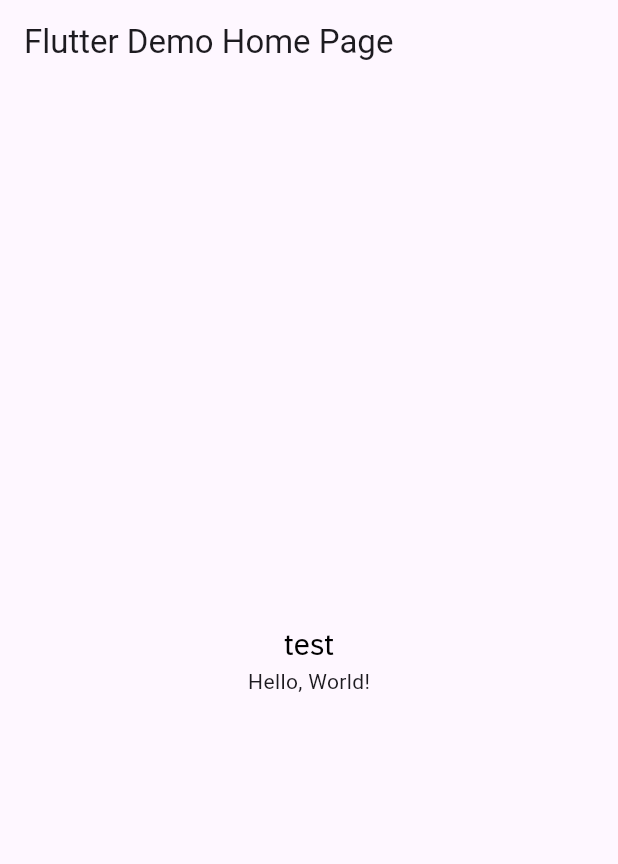
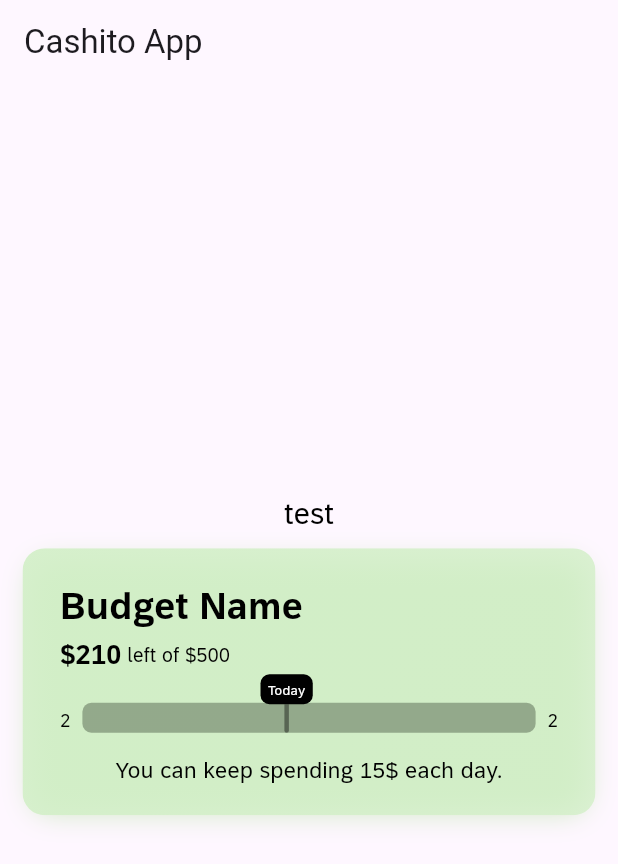
Before and after one commit to samhernandezc24/cashito-app, a Flutter app: the screen it shows after launch, on a phone screen of 412 x 824 dp. Shown: the top 864 px of the screen. Run offline on Flutter 3.47's test engine with Material 3 defaults, Android fonts, the light colour scheme and no system bars.

Commit message:
[UPDATE] [Extensions, Helpers, Models, Main, Common] Removing some packages, and updating the helper custom class for budget module

```diff
--- /dev/null
+++ b/lib/core/extensions/string_extension.dart
@@ -0,0 +1,9 @@
+extension StringCapitalization on String {
+  String get capitalizeFirst =>
+      isNotEmpty ? '${this[0].toUpperCase()}${substring(1)}' : '';
+  String get allCapitalLetters => toUpperCase();
+  String get capitalizeFirstOfEach => replaceAll(RegExp(' +'), ' ')
+      .split(' ')
+      .map((str) => str.capitalizeFirst)
+      .join(' ');
+}
--- /dev/null
+++ b/lib/core/helpers/globals.dart
@@ -0,0 +1,22 @@
+import 'package:intl/intl.dart';
+
+class Globals {
+  Globals._();
+
+  static String convertToMoney(double amount) {
+    String currencyType = '\$';
+    final currency = NumberFormat('#,##0.00', 'es_MX');
+    String formatOutput = currency.format(amount);
+
+    if (formatOutput.substring(formatOutput.length - 2) == '00') {
+      return currencyType +
+          formatOutput.replaceRange(
+            formatOutput.length - 3,
+            formatOutput.length,
+            '',
+          );
+    }
+
+    return currencyType + currency.format(amount);
+  }
+}
--- /dev/null
+++ b/lib/core/models/budget.dart
@@ -0,0 +1,27 @@
+import 'package:flutter/material.dart';
+
+class Budget {
+  Budget({
+    required this.title,
+    required this.startDate,
+    required this.endDate,
+    required this.period,
+    required this.periodLength,
+    required this.color,
+    required this.total,
+    required this.spent,
+  });
+
+  final String title;
+  final DateTime startDate;
+  final DateTime endDate;
+  final String period; // [month, week, year, days]
+  final int periodLength;
+  final Color color;
+  final double total;
+  final double spent;
+
+  double getPercent() {
+    return spent / total * 100;
+  }
+}
--- a/lib/main.dart
+++ b/lib/main.dart
@@ -16,7 +16,9 @@ class MyApp extends StatelessWidget {
       theme: ThemeData(
         primarySwatch: Colors.blue,
       ),
-      home: MyHomePage(title: 'Flutter Demo Home Page'),
+      home: Scaffold(
+        body: MyHomePage(title: 'Cashito App'),
+      ),
     );
   }
 }
--- /dev/null
+++ b/lib/ui/common/budget_container.dart
@@ -0,0 +1,257 @@
+import 'package:cashito_app/core/helpers/globals.dart';
+import 'package:cashito_app/core/models/budget.dart';
+import 'package:cashito_app/styles/app_colors.dart';
+import 'package:cashito_app/ui/common/fade_in.dart';
+import 'package:cashito_app/ui/common/themed_text.dart';
+import 'package:flutter/material.dart';
+
+class BudgetContainer extends StatelessWidget {
+  const BudgetContainer({Key? key, required this.budget}) : super(key: key);
+
+  final Budget budget;
+
+  @override
+  Widget build(BuildContext context) {
+    Widget? widget = Column(
+      children: [
+        SizedBox(
+          width: double.infinity,
+          child: TextFont(
+            text: budget.title,
+            fontWeight: FontWeight.bold,
+            fontSize: 25,
+          ),
+        ),
+        SizedBox(height: 2),
+        Row(
+          crossAxisAlignment: CrossAxisAlignment.end,
+          children: [
+            TextFont(
+              text: Globals.convertToMoney(budget.spent),
+              fontSize: 18,
+              fontWeight: FontWeight.bold,
+            ),
+            Padding(
+              padding: const EdgeInsets.only(bottom: 3.0),
+              child: TextFont(
+                text: ' left of ${Globals.convertToMoney(budget.total)}',
+                fontSize: 13,
+              ),
+            ),
+          ],
+        ),
+        BudgetTimeline(budget: budget),
+        SizedBox(height: 14),
+        Center(
+          child: FittedBox(
+            fit: BoxFit.fitWidth,
+            child: TextFont(
+              text: 'You can keep spending 15\$ each day.',
+              fontSize: 15,
+              textAlign: TextAlign.center,
+            ),
+          ),
+        ),
+      ],
+    );
+
+    return Container(
+      width: double.infinity,
+      margin: EdgeInsets.symmetric(horizontal: 15.0, vertical: 8),
+      decoration: BoxDecoration(
+        borderRadius: BorderRadius.circular(15),
+        boxShadow: [
+          BoxShadow(
+            color: budget.color,
+            offset: Offset(0, 4.0),
+            blurRadius: 15.0,
+            spreadRadius: -5,
+          ),
+        ],
+      ),
+      child: ClipRRect(
+        borderRadius: BorderRadius.circular(15),
+        child: Stack(
+          children: [
+            Positioned.fill(child: BudgetBackground(color: budget.color)),
+            Padding(
+              padding: EdgeInsets.symmetric(
+                horizontal: 25.0,
+                vertical: 20,
+              ),
+              child: widget,
+            ),
+          ],
+        ),
+      ),
+    );
+  }
+}
+
+class BudgetBackground extends StatelessWidget {
+  const BudgetBackground({Key? key, required this.color}) : super(key: key);
+
+  final Color color;
+
+  @override
+  Widget build(BuildContext context) {
+    return Container(
+      decoration: BoxDecoration(
+        gradient: LinearGradient(
+          colors: [
+            Color.alphaBlend(color, Theme.of(context).colorScheme.white).withAlpha(230),
+            Color.alphaBlend(color, Theme.of(context).colorScheme.white).withAlpha(200),
+          ],
+          begin: Alignment.topLeft,
+          end: Alignment.bottomRight,
+        ),
+      ),
+    );
+  }
+}
+
+class BudgetTimeline extends StatelessWidget {
+  const BudgetTimeline({Key? key, required this.budget}) : super(key: key);
+
+  final Budget budget;
+  final double todayPercent = 45;
+
+  @override
+  Widget build(BuildContext context) {
+    return Row(
+      crossAxisAlignment: CrossAxisAlignment.end,
+      children: [
+        TextFont(
+          text: budget.startDate.day.toString(),
+          fontSize: 12,
+        ),
+        Expanded(
+          child: BudgetProgress(
+            color: budget.color,
+            percent: budget.getPercent(),
+            todayPercent: todayPercent,
+          ),
+        ),
+        TextFont(
+          text: budget.endDate.day.toString(),
+          fontSize: 12,
+        ),
+      ],
+    );
+  }
+}
+
+class BudgetProgress extends StatelessWidget {
+  const BudgetProgress({
+    Key? key,
+    required this.color,
+    required this.percent,
+    required this.todayPercent,
+  }) : super(key: key);
+
+  final Color color;
+  final double percent;
+  final double todayPercent;
+
+  @override
+  Widget build(BuildContext context) {
+    var percentText = SizedBox(
+      height: 22,
+      child: Center(
+        child: Padding(
+          padding: const EdgeInsets.only(top: 4.3),
+          child: TextFont(
+            text: '${percent.toInt()}%',
+            fontSize: 14,
+            textAlign: TextAlign.center,
+            fontWeight: FontWeight.bold,
+          ),
+        ),
+      ),
+    );
+
+    return Stack(
+      alignment: Alignment.bottomLeft,
+      children: [
+        Container(
+          decoration: BoxDecoration(
+            borderRadius: BorderRadius.circular(6),
+            color: darken(color, 0.5),
+          ),
+          margin: EdgeInsets.symmetric(horizontal: 8),
+          height: 20,
+        ),
+        FadeIn(
+          child: TodayIndicator(
+            percent: todayPercent,
+          ),
+        ),
+        percent <= 40 ? percentText : Container(),
+        // FractionallySizedBox(
+        //   heightFactor: 1,
+        //   widthFactor: percent / 100,
+        //   child: Stack(
+        //     children: [
+        //       Container(
+        //         decoration: BoxDecoration(
+        //           borderRadius: BorderRadius.circular(6),
+        //           color: Colors.red,
+        //         ),
+        //       ),
+        //     ],
+        //   ),
+        // ),
+      ],
+    );
+  }
+}
+
+class TodayIndicator extends StatelessWidget {
+  const TodayIndicator({Key? key, required this.percent}) : super(key: key);
+
+  final double percent;
+
+  @override
+  Widget build(BuildContext context) {
+    return Align(
+      alignment: FractionalOffset(percent / 100, 0),
+      child: SizedBox(
+        width: 20,
+        height: 39,
+        child: OverflowBox(
+          maxWidth: 500,
+          child: SizedBox(
+            width: 38,
+            child: Column(
+              children: [
+                Container(
+                  decoration: BoxDecoration(
+                    borderRadius: BorderRadius.circular(6),
+                    color: Theme.of(context).colorScheme.black,
+                  ),
+                  child: Padding(
+                    padding: EdgeInsets.only(top: 4, right: 5, left: 5, bottom: 3),
+                    child: TextFont(
+                      textAlign: TextAlign.center,
+                      text: 'Today',
+                      fontSize: 9,
+                      textColor: Theme.of(context).colorScheme.white,
+                    ),
+                  ),
+                ),
+                Container(
+                  width: 3,
+                  height: 19,
+                  decoration: BoxDecoration(
+                    borderRadius: BorderRadius.vertical(bottom: Radius.circular(5)),
+                    color: Theme.of(context).colorScheme.black.withValues(alpha: 0.4),
+                  ),
+                ),
+              ],
+            ),
+          ),
+        ),
+      ),
+    );
+  }
+}
--- /dev/null
+++ b/lib/ui/common/fade_in.dart
@@ -0,0 +1,34 @@
+import 'package:flutter/material.dart';
+
+class FadeIn extends StatefulWidget {
+  const FadeIn({Key? key, required this.child}) : super(key: key);
+
+  final Widget child;
+
+  @override
+  State<FadeIn> createState() => _FadeInState();
+}
+
+class _FadeInState extends State<FadeIn> {
+  double widgetOpacity = 0;
+
+  @override
+  void initState() {
+    super.initState();
+    Future.delayed(Duration(milliseconds: 10), () {
+      setState(() {
+        widgetOpacity = 1;
+      });
+      debugPrint('Changed');
+    });
+  }
+
+  @override
+  Widget build(BuildContext context) {
+    return AnimatedOpacity(
+      opacity: widgetOpacity,
+      duration: Duration(seconds: 1),
+      child: widget.child,
+    );
+  }
+}
--- a/lib/ui/pages/home/home_page.dart
+++ b/lib/ui/pages/home/home_page.dart
@@ -1,3 +1,5 @@
+import 'package:cashito_app/core/models/budget.dart';
+import 'package:cashito_app/ui/common/budget_container.dart';
 import 'package:cashito_app/ui/common/themed_text.dart';
 import 'package:flutter/material.dart';
 
@@ -20,7 +22,18 @@ class _MyHomePageState extends State<MyHomePage> {
           mainAxisAlignment: MainAxisAlignment.center,
           children: <Widget>[
             TextFont(text: 'test'),
-            Text('Hello, World!'),
+            BudgetContainer(
+              budget: Budget(
+                title: 'Budget Name',
+                startDate: DateTime.now(),
+                endDate: DateTime.now(),
+                period: 'month',
+                periodLength: 10,
+                color: Color(0x4F6ECA4A),
+                total: 500,
+                spent: 210,
+              ),
+            ),
           ],
         ),
       ),
--- a/pubspec.yaml
+++ b/pubspec.yaml
@@ -13,6 +13,7 @@ dependencies:
     sdk: flutter
 
   cupertino_icons: ^1.0.8
+  intl: ^0.20.2
 
 dev_dependencies:
   flutter_test:
```
Also changed, not shown: pubspec.lock.
